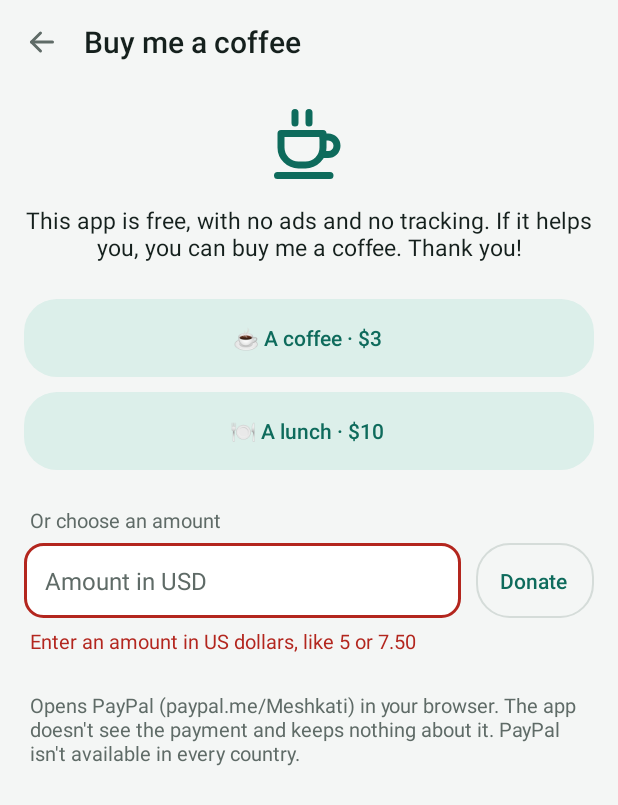
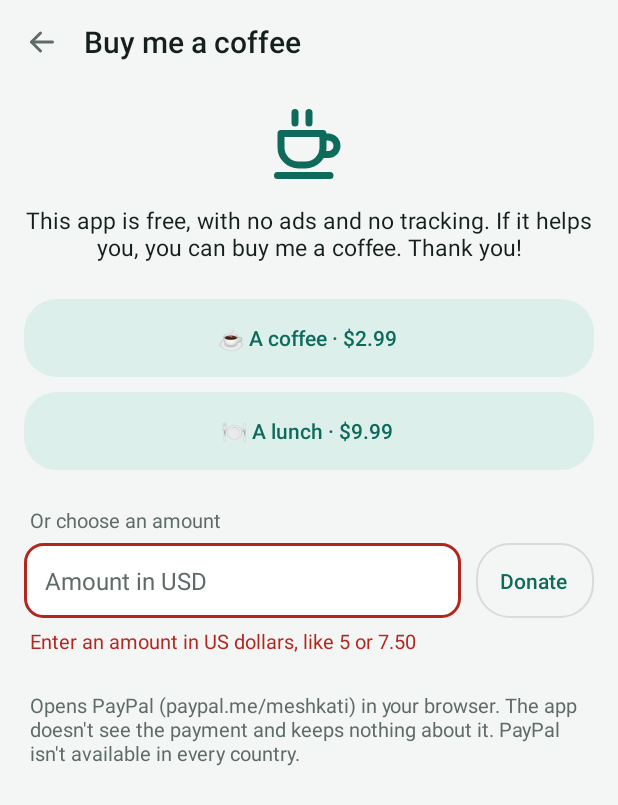
Before and after one commit to Meshkati/android-openvpn-socks, an Android app: the DonateActivity screen opened directly, with no data from a screen before it, after a tap on "Donate", on a phone screen of 412 x 824 dp. Shown: the top 805 px of the screen. Run offline under Robolectric (Android 15) with nearby library versions, the phone set to English and light mode, and no system bars.

Commit message:
fix(app): donate $2.99 and $9.99 at paypal.me/meshkati
As asked in the review of #11.

Co-Authored-By: Claude Opus 5.5 <noreply@anthropic.com>
Claude-Session: https://claude.ai/code/session_01NYxLgdaSPEAwg3KeoLruvh

```diff
--- a/app/src/main/java/io/github/meshkati/ovpnvless/Donate.kt
+++ b/app/src/main/java/io/github/meshkati/ovpnvless/Donate.kt
@@ -7,10 +7,10 @@ import java.math.BigDecimal
  * it never sees or keeps anything about the payment.
  */
 object Donate {
-    const val PAYPAL = "https://paypal.me/Meshkati"
+    const val PAYPAL = "https://paypal.me/meshkati"
     const val CURRENCY = "USD"
-    const val COFFEE = "3"
-    const val LUNCH = "10"
+    const val COFFEE = "2.99"
+    const val LUNCH = "9.99"
     private val MAX = BigDecimal(10_000)
 
     private val AMOUNT = Regex("""\d{1,5}(\.\d{1,2})?""")
@@ -38,6 +38,6 @@ object Donate {
         return value.stripTrailingZeros().toPlainString()
     }
 
-    /** e.g. https://paypal.me/Meshkati/3USD */
+    /** e.g. https://paypal.me/meshkati/2.99USD */
     fun url(amount: String) = "$PAYPAL/$amount$CURRENCY"
 }
--- a/app/src/main/res/values/strings.xml
+++ b/app/src/main/res/values/strings.xml
@@ -111,7 +111,7 @@
     <string name="donate_custom_button">Donate</string>
     <string name="donate_custom_help">Any amount from $1 to $10,000. PayPal lets you change it before paying.</string>
     <string name="donate_custom_invalid">Enter an amount in US dollars, like 5 or 7.50</string>
-    <string name="donate_privacy">Opens PayPal (paypal.me/Meshkati) in your browser. The app doesn\'t see the payment and keeps nothing about it. PayPal isn\'t available in every country.</string>
+    <string name="donate_privacy">Opens PayPal (paypal.me/meshkati) in your browser. The app doesn\'t see the payment and keeps nothing about it. PayPal isn\'t available in every country.</string>
 
     <string name="crash_title">The app stopped unexpectedly</string>
     <string name="crash_help">%1$s, %2$s. Nothing has been sent. Report opens a GitHub issue with the details filled in, Share sends them with any app. Either way you see them first. Server addresses, the UUID and your username are hidden.</string>
```
Also changed, not shown: 2 other files.
